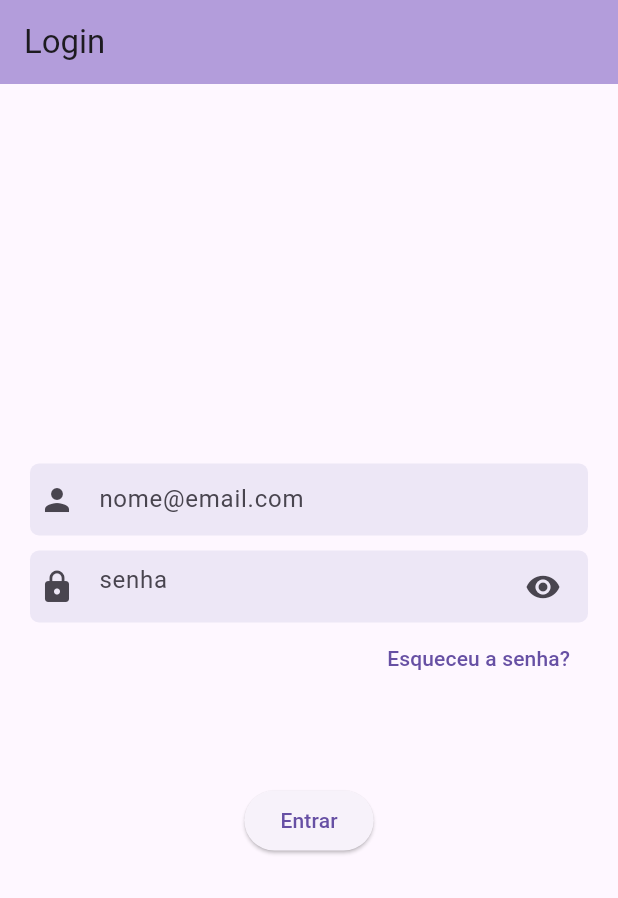
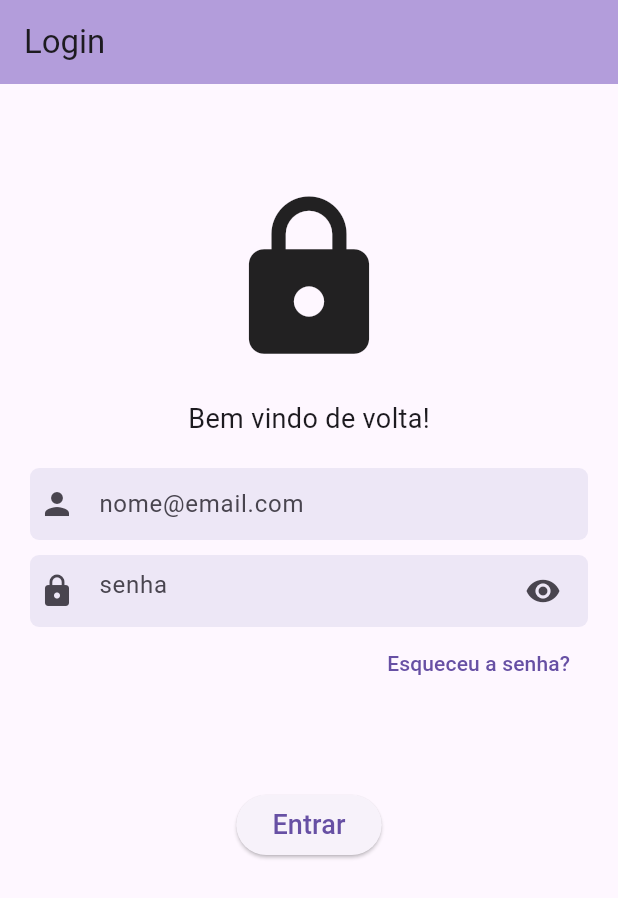
Before and after one commit to Alequeixam/Aplicativo-de-Lista-de-Compras, a Flutter app: the screen it shows after launch, on a phone screen of 412 x 824 dp. Shown: the top 898 px of the screen. Run offline on Flutter 3.47's test engine with Material 3 defaults, Android fonts, the phone set to English and light mode, and no system bars; our stand-ins replace device_preview, email_validator.

Commit message:
mudanca de UI

```diff
--- a/app_lista_compras/lib/main.dart
+++ b/app_lista_compras/lib/main.dart
@@ -1,4 +1,6 @@
 // ignore_for_file: prefer_const_constructors, prefer_const_literals_to_create_immutables, sized_box_for_whitespace
+import 'package:app_lista_compras/view/recuperacao_view.dart';
+
 import '/view/listas_view.dart';
 import 'view/login_view.dart';
 
@@ -26,6 +28,7 @@ class MainApp extends StatelessWidget {
       routes: {
         'login_view': (context) => Login(),
         'listas_view': (context) => ListasView(),
+        'recuperacao_view': (context) => Recuperacao(),
       },
     );
   }
--- a/app_lista_compras/lib/view/login_view.dart
+++ b/app_lista_compras/lib/view/login_view.dart
@@ -26,14 +26,30 @@ class _LoginViewState extends State<Login> {
           title: const Text("Login"),
           backgroundColor: Colors.deepPurple[200],
         ),
-        body: Center(
+        body: SafeArea(
+          child: Center(
             child: Padding(
               padding: EdgeInsets.all(20),
               child: Form(
                 key: _formKey,
                 child: Column(
-                mainAxisAlignment: MainAxisAlignment.center,
+                  //mainAxisAlignment: MainAxisAlignment.center,
+
                   children: [
+                    SizedBox(height: 50),
+                    Icon(
+                      Icons.lock,
+                      size: 120,
+                    ),
+
+                    SizedBox(height: 20),
+                    Text(
+                      "Bem vindo de volta!",
+                      style: TextStyle(fontSize: 18, color: Colors.grey[550]),
+                    ),
+
+                    SizedBox(height: 20),
+
                     // Email
                     //
                     Container(
@@ -85,8 +101,9 @@ class _LoginViewState extends State<Login> {
                                   isVisivel = !isVisivel;
                                 });
                               },
-                            icon: Icon(!isVisivel ? Icons.visibility : Icons.visibility_off)
-                        ),
+                              icon: Icon(!isVisivel
+                                  ? Icons.visibility
+                                  : Icons.visibility_off)),
                         ),
                         validator: (senha) {
                           if (senha == null || senha.isEmpty) {
@@ -114,9 +131,15 @@ class _LoginViewState extends State<Login> {
                           Navigator.pushNamed(context, 'listas_view');
                         }
                       },
-                    child: Text("Entrar"),
+                      child: Text(
+                        "Entrar",
+                        style: TextStyle(
+                          fontSize: 18,
+                        ),
+                      ),
                     )
                   ],
+                ),
               ),
             ),
           ),
```
Also changed, not shown: app_lista_compras/lib/view/recuperacao_view.dart (added, +23 -0 lines). Lines whose indentation alone changed are shown as unchanged.
